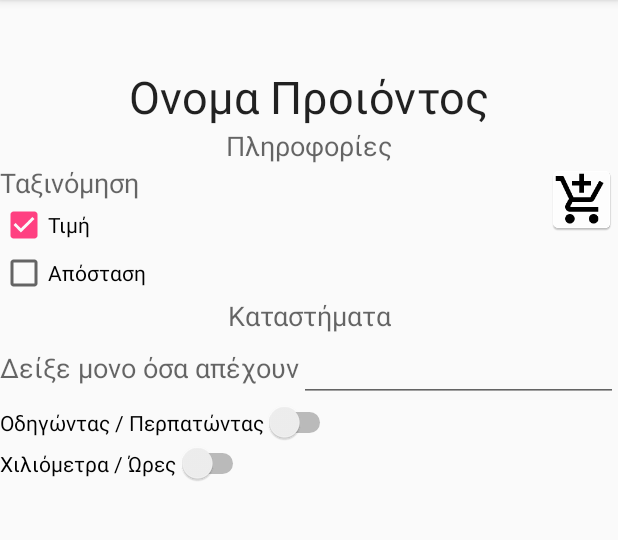
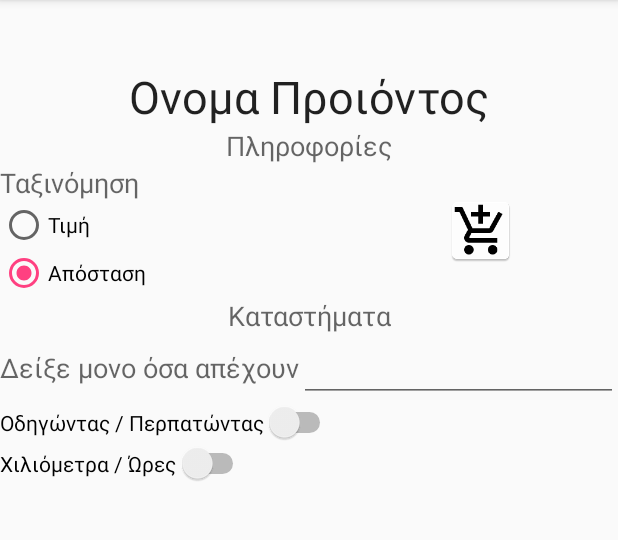
Before and after one commit to kgiann78/EC_ShoppingApp, an Android app: the fragment ProductStoresFragment placed in its activity, on a phone screen of 412 x 824 dp, the part 84-624 px from its top. Run offline under Robolectric (Android 15) with nearby library versions, the phone set to English and light mode, and no system bars.

Commit message:
Set filtering to ProductStoreFragment change textcolor to fragment_search and fragment_store at buttons

```diff
--- a/app/src/main/java/gr/uoa/ec/shopeeng/fragments/ProductStoresFragment.java
+++ b/app/src/main/java/gr/uoa/ec/shopeeng/fragments/ProductStoresFragment.java
@@ -10,23 +10,22 @@ import android.util.Log;
 import android.view.LayoutInflater;
 import android.view.View;
 import android.view.ViewGroup;
-import android.widget.AdapterView;
-import android.widget.ImageButton;
-import android.widget.ListView;
-import android.widget.TextView;
+import android.widget.*;
 import gr.uoa.ec.shopeeng.R;
 import gr.uoa.ec.shopeeng.adapters.StoreAdapter;
 import gr.uoa.ec.shopeeng.listeners.OnAddToShoppingListListener;
 import gr.uoa.ec.shopeeng.models.Product;
 import gr.uoa.ec.shopeeng.models.Store;
 import gr.uoa.ec.shopeeng.requests.ReviewRequest;
+import gr.uoa.ec.shopeeng.utils.OrderBy;
+import gr.uoa.ec.shopeeng.utils.TransportMode;
+import gr.uoa.ec.shopeeng.utils.Units;
 
 import java.util.ArrayList;
 import java.util.List;
 
-import static gr.uoa.ec.shopeeng.utils.Constants.LOCATION;
-import static gr.uoa.ec.shopeeng.utils.Constants.SELECTED_PRODUCT;
-import static gr.uoa.ec.shopeeng.utils.Constants.STORES_PRODUCT_RESULT;
+import static gr.uoa.ec.shopeeng.utils.Constants.*;
+import static gr.uoa.ec.shopeeng.utils.Constants.TRANSPORT_MODE;
 
 public class ProductStoresFragment extends Fragment {
 
@@ -39,18 +38,37 @@ public class ProductStoresFragment extends Fragment {
     TextView productName;
     TextView productDetails;
     ImageButton addToShoppingList;
+
+    RadioButton priceRadioButton;
+    RadioButton distanceRadioButton;
+    EditText inputDistanceEditText;
+    Switch transportModeSwitch;
+    Switch unitsSwitch;
+
     List<Store> stores;
     Product product;
     String location;
+
+    String duration = "";
+    String distance = "";
+    Units units = Units.KM;
+    OrderBy orderBy = OrderBy.DISTANCE;
+    TransportMode transportMode = TransportMode.DRIVING;
 
     @Nullable
     @Override
     public View onCreateView(LayoutInflater inflater, @Nullable ViewGroup container, @Nullable Bundle savedInstanceState) {
         View view = inflater.inflate(R.layout.fragment_productstore, container, false);
-        storesList = (ListView) view.findViewById(R.id.store_list);
-        productName = (TextView) view.findViewById(R.id.product_name_text_view);
-        productDetails = (TextView) view.findViewById(R.id.product_details_text_view);
-        addToShoppingList = (ImageButton) view.findViewById(R.id.add_to_shopping_list_button);
+        storesList = (ListView) view.findViewById(R.id.storesListView);
+        productName = (TextView) view.findViewById(R.id.productNameTextView);
+        productDetails = (TextView) view.findViewById(R.id.productDetailsTextView);
+        addToShoppingList = (ImageButton) view.findViewById(R.id.addToShoppingListButton);
+
+        priceRadioButton = (RadioButton) view.findViewById(R.id.priceRadioButton);
+        distanceRadioButton = (RadioButton) view.findViewById(R.id.distanceRadioButton);
+        inputDistanceEditText = (EditText) view.findViewById(R.id.inputDistanceEditText);
+        transportModeSwitch = (Switch) view.findViewById(R.id.transportModeSwitch);
+        unitsSwitch = (Switch) view.findViewById(R.id.unitsSwitch);
 
         stores = new ArrayList<>();
         return view;
@@ -68,9 +86,19 @@ public class ProductStoresFragment extends Fragment {
             product = args.getParcelable(SELECTED_PRODUCT);
             productName.setText(product.getName());
             productDetails.setText(product.getDescription());
+
+            duration = args.getString(DURATION);
+            distance = args.getString(DISTANCE);
+
+            units = Units.valueOf(args.getString(UNITS));
+            orderBy = OrderBy.valueOf(args.getString(ORDER_BY));
+            transportMode = TransportMode.valueOf(args.getString(TRANSPORT_MODE));
+
             location = args.getString(LOCATION);
 
         }
+
+        setSelections();
 
         //show list of stores
         getStoresListView();
@@ -92,9 +120,45 @@ public class ProductStoresFragment extends Fragment {
                 Log.i("clicked store", store.toString());
                 //add request for reviews and reviews here!!
                 new ReviewRequest(store, product, location, getFragmentManager(), applicationContext).execute();
-
             }
         });
+    }
+
+    private void setSelections() {
+        inputDistanceEditText.setText(distance);
+
+        switch (orderBy) {
+            case DISTANCE:
+                distanceRadioButton.setChecked(true);
+                break;
+            case PRICE:
+                priceRadioButton.setChecked(true);
+                break;
+            default:
+                break;
+        }
+
+        switch (transportMode) {
+            case DRIVING:
+                transportModeSwitch.setChecked(false);
+                break;
+            case WALKING:
+                transportModeSwitch.setChecked(true);
+                break;
+            default:
+                break;
+        }
+
+        switch (units) {
+            case KM:
+                unitsSwitch.setChecked(false);
+                break;
+            case HOURS:
+                unitsSwitch.setChecked(true);
+                break;
+            default:
+                break;
+        }
     }
 
 
--- a/app/src/main/java/gr/uoa/ec/shopeeng/fragments/ProductsFragment.java
+++ b/app/src/main/java/gr/uoa/ec/shopeeng/fragments/ProductsFragment.java
@@ -30,8 +30,7 @@ import gr.uoa.ec.shopeeng.listeners.LocationUpdateListener;
 import gr.uoa.ec.shopeeng.models.Product;
 import gr.uoa.ec.shopeeng.models.ProductStoreRequestObject;
 import gr.uoa.ec.shopeeng.requests.ProductStoreRequest;
-import gr.uoa.ec.shopeeng.utils.Constants;
-import gr.uoa.ec.shopeeng.utils.ShoppingLocationListener;
+import gr.uoa.ec.shopeeng.utils.*;
 
 import java.io.IOException;
 import java.util.ArrayList;
@@ -126,9 +125,9 @@ public class ProductsFragment extends Fragment {
 
                     String distance = "100";
                     String duration = "-1";
-                    String unit = "KM";
-                    String orderBy = "DISTANCE";
-                    String transportMode = "DRIVING";
+                    String unit = Units.KM.name();
+                    String orderBy = OrderBy.DISTANCE.name();
+                    String transportMode = TransportMode.DRIVING.name();
 
                     new ProductStoreRequest(
                             new ProductStoreRequestObject(product.getName(), userLocation, distance, duration, unit, orderBy, transportMode),
--- a/app/src/main/java/gr/uoa/ec/shopeeng/fragments/StoreFragment.java
+++ b/app/src/main/java/gr/uoa/ec/shopeeng/fragments/StoreFragment.java
@@ -19,7 +19,6 @@ import gr.uoa.ec.shopeeng.models.Product;
 import gr.uoa.ec.shopeeng.models.Review;
 import gr.uoa.ec.shopeeng.models.Store;
 import gr.uoa.ec.shopeeng.utils.Constants;
-import org.w3c.dom.Text;
 
 import java.util.ArrayList;
 
@@ -57,7 +56,7 @@ public class StoreFragment extends Fragment {
         storeAddress = (TextView) view.findViewById(R.id.store_address_text_view);
         ratingScoreText = (TextView) view.findViewById(R.id.rating_score_text_view);
         reviewsList = (ListView) view.findViewById(R.id.comments_list);
-        addToShoppingList = (ImageButton) view.findViewById(R.id.add_to_shopping_list_button);
+        addToShoppingList = (ImageButton) view.findViewById(R.id.addToShoppingListButton);
         directionsButton = (Button) view.findViewById(R.id.directionsButton);
         addReviewPopup = new PopupWindow();
 
--- a/app/src/main/java/gr/uoa/ec/shopeeng/requests/ProductStoreRequest.java
+++ b/app/src/main/java/gr/uoa/ec/shopeeng/requests/ProductStoreRequest.java
@@ -20,8 +20,7 @@ import org.springframework.web.client.RestTemplate;
 import java.util.ArrayList;
 import java.util.Arrays;
 
-import static gr.uoa.ec.shopeeng.utils.Constants.SELECTED_PRODUCT;
-import static gr.uoa.ec.shopeeng.utils.Constants.STORES_PRODUCT_RESULT;
+import static gr.uoa.ec.shopeeng.utils.Constants.*;
 
 
 public class ProductStoreRequest extends AsyncTask<Void, Void, ArrayList<Store>> {
@@ -67,6 +66,11 @@ public class ProductStoreRequest extends AsyncTask<Void, Void, ArrayList<Store>>
         Bundle args = new Bundle();
         args.putParcelableArrayList(STORES_PRODUCT_RESULT, stores);
         args.putParcelable(SELECTED_PRODUCT, product);
+        args.putString(DURATION, this.productStoreRequestObject.getDuration());
+        args.putString(DISTANCE, this.productStoreRequestObject.getDistance());
+        args.putString(UNITS, this.productStoreRequestObject.getUnit());
+        args.putString(ORDER_BY, this.productStoreRequestObject.getOrderBy());
+        args.putString(TRANSPORT_MODE, this.productStoreRequestObject.getTransportMode());
 
         args.putString(Constants.LOCATION, productStoreRequestObject.getUserLocation());
         productStoresFragment.setArguments(args);
--- a/app/src/main/java/gr/uoa/ec/shopeeng/utils/Constants.java
+++ b/app/src/main/java/gr/uoa/ec/shopeeng/utils/Constants.java
@@ -14,5 +14,12 @@ public class Constants {
     public static final String RATING_SCORE = "RATING_SCORE";
     public static final String REVIEWS_LIST = "REVIEWS_LIST";
 
+    public static final String DISTANCE = "DISTANCE";
+    public static final String DURATION = "DURATION";
+    public static final String UNITS = "UNITS";
+    public static final String ORDER_BY = "ORDER_BY";
+    public static final String TRANSPORT_MODE = "TRANSPORT_MODE";
+
+
 
 }
--- /dev/null
+++ b/app/src/main/java/gr/uoa/ec/shopeeng/utils/OrderBy.java
@@ -0,0 +1,7 @@
+package gr.uoa.ec.shopeeng.utils;
+
+import java.io.Serializable;
+
+public enum OrderBy implements Serializable{
+    PRICE, DISTANCE, NONE, NAME, CATEGORY
+}
--- /dev/null
+++ b/app/src/main/java/gr/uoa/ec/shopeeng/utils/TransportMode.java
@@ -0,0 +1,7 @@
+package gr.uoa.ec.shopeeng.utils;
+
+import java.io.Serializable;
+
+public enum  TransportMode implements Serializable {
+    DRIVING, WALKING, TRANSIT, BICYCLING
+}
--- /dev/null
+++ b/app/src/main/java/gr/uoa/ec/shopeeng/utils/Units.java
@@ -0,0 +1,7 @@
+package gr.uoa.ec.shopeeng.utils;
+
+import java.io.Serializable;
+
+public enum Units implements Serializable {
+    KM, M, MINS, HOURS
+}
--- a/app/src/main/res/layout/fragment_productstore.xml
+++ b/app/src/main/res/layout/fragment_productstore.xml
@@ -11,21 +11,22 @@
                 android:layout_height="wrap_content"
                 android:textAppearance="?android:attr/textAppearanceLarge"
                 android:text="@string/product_name_label"
-                android:id="@+id/product_name_text_view"
+                android:id="@+id/productNameTextView"
                 android:textAlignment="center"
-                android:textSize="30dp"
+                android:textSize="30sp"
                 android:layout_marginTop="44dp"/>
         <TextView
                 android:layout_width="match_parent"
                 android:layout_height="wrap_content"
                 android:textAppearance="?android:attr/textAppearanceMedium"
                 android:text="@string/product_details_label"
-                android:id="@+id/product_details_text_view"
+                android:id="@+id/productDetailsTextView"
                 android:textAlignment="center"/>
         <LinearLayout
                 android:orientation="horizontal"
                 android:layout_width="match_parent"
-                android:layout_height="match_parent">
+                android:layout_height="match_parent"
+                android:baselineAligned="false">
             <LinearLayout
                     android:orientation="vertical"
                     android:layout_width="wrap_content"
@@ -37,36 +38,43 @@
                         android:layout_height="wrap_content"
                         android:textAppearance="?android:attr/textAppearanceMedium"
                         android:text="@string/ordering_label"
-                        android:id="@+id/ordering_text_view"/>
-                <CheckBox
-                        android:layout_width="wrap_content"
+                        android:id="@+id/orderingTextView"/>
+                <RadioGroup
+                        android:layout_width="match_parent"
                         android:layout_height="wrap_content"
-                        android:text="@string/price_check_box_label"
-                        android:id="@+id/price_check_box"
-                        android:checked="true"/>
+                        android:id="@+id/orderingRadioGroup">
+                    <RadioButton
+                            android:layout_width="wrap_content"
+                            android:layout_height="wrap_content"
+                            android:text="@string/price_radio_button_label"
+                            android:id="@+id/priceRadioButton"
+                            android:checked="true"/>
+                    <RadioButton
+                            android:layout_width="wrap_content"
+                            android:layout_height="wrap_content"
+                            android:text="@string/distance_radio_button_label"
+                            android:id="@+id/distanceRadioButton"/>
+                </RadioGroup>
 
-                <CheckBox
-                        android:layout_width="wrap_content"
-                        android:layout_height="wrap_content"
-                        android:text="@string/distance_check_box_label"
-                        android:id="@+id/distance_check_box"
-                        android:checked="false"/>
             </LinearLayout>
             <LinearLayout
-                    android:orientation="vertical"
+                    android:orientation="horizontal"
                     android:layout_width="wrap_content"
-                    android:layout_height="wrap_content"
+                    android:layout_height="match_parent"
                     android:layout_weight="1"
                     android:gravity="end">
                 <ImageButton
                         android:layout_width="wrap_content"
                         android:layout_height="wrap_content"
-                        android:id="@+id/add_to_shopping_list_button"
+                        android:id="@+id/addToShoppingListButton"
                         android:src="@mipmap/ic_cart"
                         android:contentDescription="@string/add_to_shopping_list_description"
                         android:clickable="true"
                         android:adjustViewBounds="true"
-                        android:background="@android:color/transparent"/>
+                        android:background="@android:color/transparent"
+                        android:layout_weight="1"
+                        android:layout_gravity="center_vertical"
+                />
             </LinearLayout>
 
         </LinearLayout>
@@ -76,7 +84,7 @@
                 android:layout_height="wrap_content"
                 android:textAppearance="?android:attr/textAppearanceMedium"
                 android:text="@string/stores_label"
-                android:id="@+id/stores_label"
+                android:id="@+id/storesTextView"
                 android:textAlignment="center"
                 android:textIsSelectable="true"/>
         <LinearLayout
@@ -87,32 +95,32 @@
                     android:layout_height="wrap_content"
                     android:textAppearance="?android:attr/textAppearanceMedium"
                     android:text="@string/show_only_on_distance"
-                    android:id="@+id/show_only_on_distance_label"/>
+                    android:id="@+id/distanceTextView"/>
 
             <EditText
                     android:layout_width="wrap_content"
                     android:layout_height="wrap_content"
                     android:inputType="number"
                     android:ems="10"
-                    android:id="@+id/input_distance_text_edit"/>
+                    android:id="@+id/inputDistanceEditText"/>
         </LinearLayout>
         <Switch
                 android:layout_width="wrap_content"
                 android:layout_height="wrap_content"
                 android:text="@string/walking_or_driving"
-                android:id="@+id/switch1"
+                android:id="@+id/transportModeSwitch"
                 android:checked="false"/>
 
         <Switch
                 android:layout_width="wrap_content"
                 android:layout_height="wrap_content"
                 android:text="@string/km_or_hour"
-                android:id="@+id/switch2"
+                android:id="@+id/unitsSwitch"
                 android:checked="false"/>
 
         <ListView
                 android:layout_width="match_parent"
                 android:layout_height="260dp"
-                android:id="@+id/store_list"/>
+                android:id="@+id/storesListView"/>
     </LinearLayout>
 </ScrollView>
--- a/app/src/main/res/layout/fragment_search.xml
+++ b/app/src/main/res/layout/fragment_search.xml
@@ -45,7 +45,7 @@
                     android:layout_height="wrap_content"
                     android:text="@string/search_button"
                     android:id="@+id/search_button"
-                    android:textColor="@color/abc_background_cache_hint_selector_material_light"
+                    android:textColor="#ffffff"
                     android:backgroundTint="@color/abc_btn_colored_borderless_text_material"/>
         </LinearLayout>
     </LinearLayout>
--- a/app/src/main/res/layout/fragment_store.xml
+++ b/app/src/main/res/layout/fragment_store.xml
@@ -61,7 +61,7 @@
                     android:layout_width="wrap_content"
                     android:layout_height="wrap_content"
                     android:layout_marginTop="17dp"
-                    android:id="@+id/add_to_shopping_list_button"
+                    android:id="@+id/addToShoppingListButton"
                     android:src="@mipmap/ic_cart"
                     android:contentDescription="@string/add_to_shopping_list_description"
                     android:clickable="true"
@@ -77,7 +77,7 @@
             android:id="@+id/directionsButton"
             android:layout_gravity="center_horizontal"
             android:layout_marginTop="20dp"
-            android:textColor="@color/abc_background_cache_hint_selector_material_light"
+            android:textColor="#ffffff"
             android:backgroundTint="@color/abc_btn_colored_borderless_text_material"/>
 
     <LinearLayout
@@ -99,7 +99,7 @@
                 android:text="@string/add_review_label"
                 android:id="@+id/redirectReview"
                 android:layout_marginTop="20dp"
-                android:textColor="@color/abc_background_cache_hint_selector_material_light"
+                android:textColor="#ffffff"
                 android:backgroundTint="@color/abc_btn_colored_borderless_text_material"
                 android:textAlignment="center"
                 android:layout_weight="1"
--- a/app/src/main/res/values/strings.xml
+++ b/app/src/main/res/values/strings.xml
@@ -29,4 +29,6 @@
     <string name="hello_blank_fragment">Hello blank fragment</string>
     <string name="directions_button_label">ΟΔΗΓΙΕΣ ΠΡΟΣΒΑΣΗΣ</string>
     <string name="add_review_label">ΠΡΟΣΘΕΣΕ ΚΡΙΤΙΚΗ</string>
+    <string name="price_radio_button_label">Τιμή</string>
+    <string name="distance_radio_button_label">Απόσταση</string>
 </resources>
```
